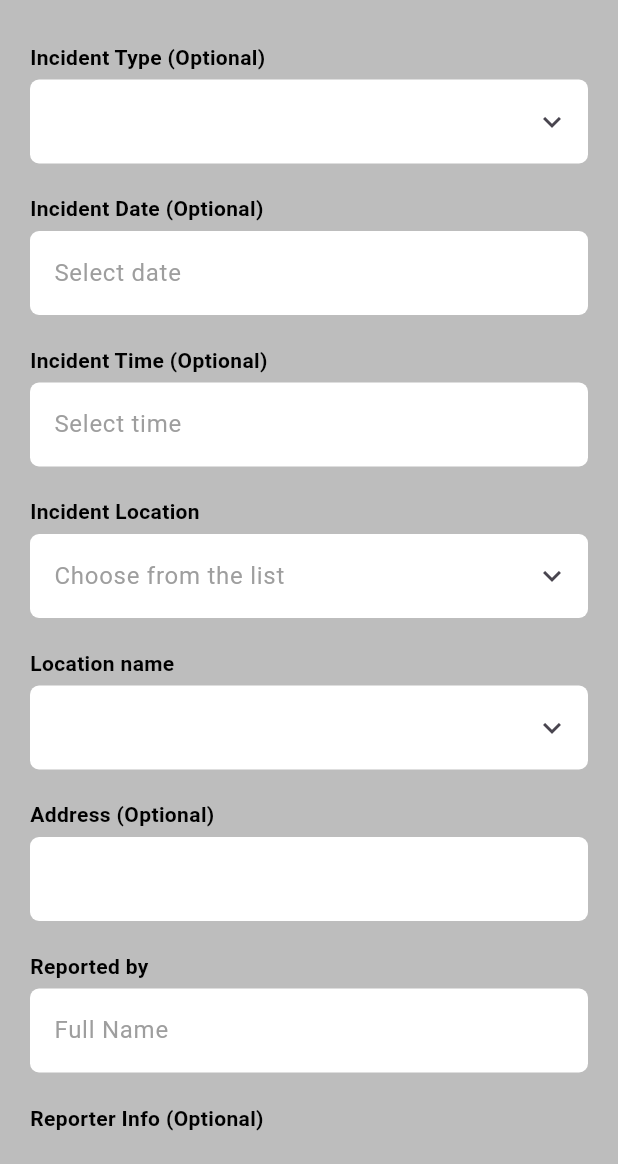
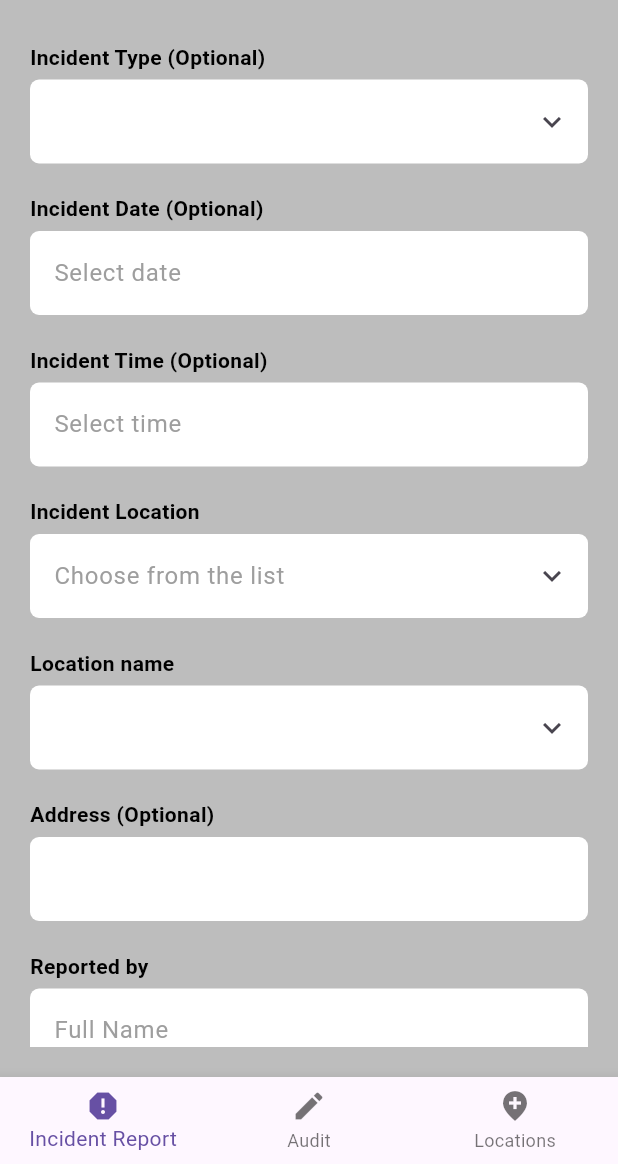
Before and after one commit to Mohamedihab29592/IRG, a Flutter app: the screen it shows after launch, on a phone screen of 412 x 824 dp, the part 72-1236 px from its top. Run offline on Flutter 3.47's test engine with Material 3 defaults, Android fonts, the phone set to English and light mode, and no system bars; our stand-ins replace bloc, dartz, flutter_bloc, get_it, image_picker, share_plus and 1 more; missing offline and left inert: docx_template; accounts and stored records are empty.

Commit message:
bts-soc-structure

```diff
--- /dev/null
+++ b/lib/core/constants/layout.dart
@@ -0,0 +1,49 @@
+import 'package:IRG/features/Audit/presenation/view/screens/audit_screen.dart';
+import 'package:IRG/features/IRG/presenation/view/screens/incident_report_form.dart';
+import 'package:IRG/features/Locations/presenation/view/screens/location_screen.dart';
+import 'package:flutter/material.dart';
+
+class Layout extends StatefulWidget {
+  const Layout({super.key});
+
+  @override
+  State<Layout> createState() => _LayoutState();
+}
+int currentIndex = 0;
+class _LayoutState extends State<Layout> {
+  @override
+  Widget build(BuildContext context) {
+    return Scaffold(
+
+      body: screens[currentIndex],
+      bottomNavigationBar: BottomNavigationBar(items: [
+        BottomNavigationBarItem(icon: Icon(Icons.report,),label: 'Incident Report'),
+        BottomNavigationBarItem(icon: Icon(Icons.edit,),label: 'Audit'),
+        BottomNavigationBarItem(icon: Icon(Icons.add_location_sharp,),label: "Locations"),
+
+
+
+
+      ],currentIndex: currentIndex,
+      onTap: (va){
+        changeIndex(va);
+
+
+      },
+
+
+      ),
+
+
+
+    );
+  }
+  void changeIndex (int index)
+  {
+    setState(() {
+      currentIndex = index;
+    });
+  }
+  List<String> appBarTitle = ["Incident Report", "Audit", "Locations"];
+  List<Widget> screens = [IncidentReportPage(), AuditScreen(), LocationsScreen()];
+}
--- a/lib/features/IRG/presenation/view/widgets/incident_report_page.dart
+++ b/lib/features/IRG/presenation/view/widgets/incident_report_page.dart
@@ -128,7 +128,6 @@ class _IncidentReportFormState extends State<IncidentReportForm> {
     );
   }
 
-  // Your existing UI building methods, modified to use BLoC
   Widget _buildForm(BuildContext context, IncidentLoaded state) {
     String? selectedLocationType;
 
@@ -142,7 +141,6 @@ class _IncidentReportFormState extends State<IncidentReportForm> {
             children: [
               //Location type
               MyFormField(
-
                 validator: (value) => null,
                 hint: "",
                 showDownMenu: true,
@@ -1141,5 +1139,4 @@ class _IncidentReportFormState extends State<IncidentReportForm> {
     );
   }
 
-// Add other UI building methods...
 }
--- a/lib/main.dart
+++ b/lib/main.dart
@@ -1,8 +1,8 @@
 import 'package:IRG/core/services/bloc_observer.dart';
 import 'package:flutter/material.dart';
 import 'package:flutter_bloc/flutter_bloc.dart';
-
 import 'core/services/di.dart';
+import 'core/constants/layout.dart';
 import 'features/IRG/presenation/view/screens/incident_report_form.dart';
 
 
@@ -24,8 +24,7 @@ class MyApp extends StatelessWidget {
       theme: ThemeData(scaffoldBackgroundColor: Colors.grey[400],appBarTheme: AppBarTheme(color: Colors.grey[400],titleTextStyle: TextStyle(color: Colors.black,fontSize: 25))),
       debugShowCheckedModeBanner: false,
 
-      // This widget is the ro
-      home:  IncidentReportPage(),
+      home:  Layout(),
     );
   }
 }
```
Also changed, not shown: lib/features/Audit/presenation/view/screens/audit_screen.dart (added, +10 -0 lines), lib/features/Locations/presenation/view/screens/location_screen.dart (added, +10 -0 lines), 1 other file.
